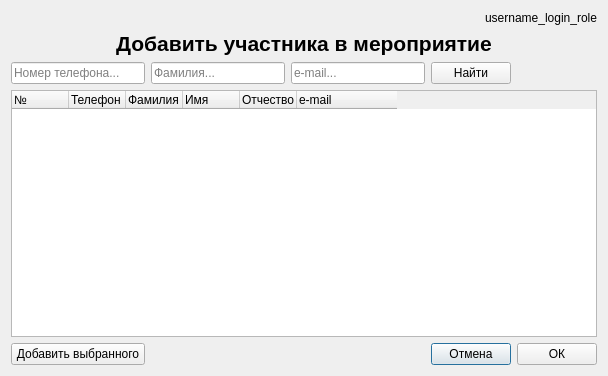
The window that Ui_designer/Ui_Add_participant.ui (Vsesvet/FastComm) describes before a commit, drawn with Qt 5.
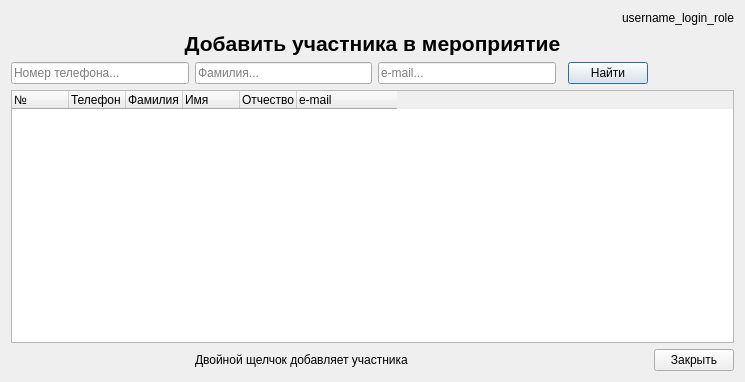
The same window after the commit.

Commit message: Добавлены окна сообщения при добавлении/удалении участника из Мероприятия.

What changed in the file:
```diff
--- a/Ui_designer/Ui_Add_participant.ui
+++ b/Ui_designer/Ui_Add_participant.ui
@@ -6,21 +6,28 @@
    <rect>
     <x>0</x>
     <y>0</y>
-    <width>608</width>
-    <height>376</height>
+    <width>745</width>
+    <height>382</height>
    </rect>
   </property>
   <property name="windowTitle">
    <string>Event</string>
   </property>
   <layout class="QGridLayout" name="gridLayout">
-   <item row="0" column="3" colspan="2">
-    <widget class="QLabel" name="label_username_login_role">
+   <item row="1" column="0" colspan="6">
+    <widget class="QLabel" name="label_add_participant_event">
+     <property name="font">
+      <font>
+       <pointsize>16</pointsize>
+       <weight>75</weight>
+       <bold>true</bold>
+      </font>
+     </property>
      <property name="text">
-      <string>username_login_role</string>
+      <string>Добавить участника в мероприятие</string>
      </property>
      <property name="alignment">
-      <set>Qt::AlignRight|Qt::AlignTrailing|Qt::AlignVCenter</set>
+      <set>Qt::AlignCenter</set>
      </property>
     </widget>
    </item>
@@ -31,21 +38,14 @@
      </property>
     </widget>
    </item>
-   <item row="5" column="3">
-    <widget class="QPushButton" name="pushButton_cancel">
+   <item row="2" column="4">
+    <widget class="QPushButton" name="pushButton_find">
      <property name="text">
-      <string>Отмена</string>
+      <string>Найти</string>
      </property>
     </widget>
    </item>
-   <item row="5" column="4">
-    <widget class="QPushButton" name="pushButton_ok">
-     <property name="text">
-      <string>ОК</string>
-     </property>
-    </widget>
-   </item>
-   <item row="4" column="0" colspan="5">
+   <item row="4" column="0" colspan="6">
     <widget class="QTreeWidget" name="tree_add_participant_to_event">
      <attribute name="headerMinimumSectionSize">
       <number>20</number>
@@ -88,34 +88,20 @@
      </column>
     </widget>
    </item>
-   <item row="2" column="0">
-    <widget class="QLineEdit" name="lineEdit_find_by_phone">
-     <property name="placeholderText">
-      <string>Номер телефона...</string>
-     </property>
-    </widget>
-   </item>
-   <item row="1" column="0" colspan="5">
-    <widget class="QLabel" name="label_add_participant_event">
-     <property name="font">
-      <font>
-       <pointsize>16</pointsize>
-       <weight>75</weight>
-       <bold>true</bold>
-      </font>
-     </property>
+   <item row="0" column="4" colspan="2">
+    <widget class="QLabel" name="label_username_login_role">
      <property name="text">
-      <string>Добавить участника в мероприятие</string>
+      <string>username_login_role</string>
      </property>
      <property name="alignment">
-      <set>Qt::AlignCenter</set>
+      <set>Qt::AlignRight|Qt::AlignTrailing|Qt::AlignVCenter</set>
      </property>
     </widget>
    </item>
-   <item row="5" column="0">
-    <widget class="QPushButton" name="pushButton_add_selected_participant">
+   <item row="5" column="1" colspan="2">
+    <widget class="QLabel" name="label">
      <property name="text">
-      <string>Добавить выбранного</string>
+      <string>Двойной щелчок добавляет участника</string>
      </property>
     </widget>
    </item>
@@ -126,17 +112,17 @@
      </property>
     </widget>
    </item>
-   <item row="2" column="3">
-    <widget class="QPushButton" name="pushButton_find">
+   <item row="5" column="5">
+    <widget class="QPushButton" name="pushButton_cancel">
      <property name="text">
-      <string>Найти</string>
+      <string>Закрыть</string>
      </property>
     </widget>
    </item>
-   <item row="5" column="1" colspan="2">
-    <widget class="QLabel" name="label_participant_exist">
-     <property name="text">
-      <string/>
+   <item row="2" column="0">
+    <widget class="QLineEdit" name="lineEdit_find_by_phone">
+     <property name="placeholderText">
+      <string>Номер телефона...</string>
      </property>
     </widget>
    </item>
```
Left out of the diff: 3 changed lines with no effect on the pictures. The commit also changes 3 other files.
